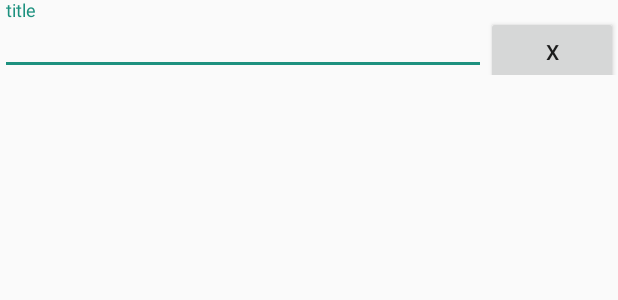
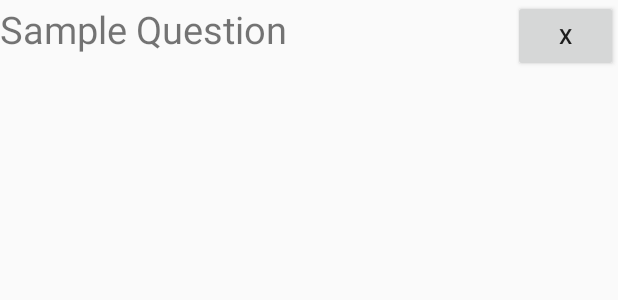
Before and after one commit to hitenjain88/Survey, an Android app: the layout field_checkbox.xml on its own in the app's theme, with its tools: preview values and no code run, on a phone screen of 412 x 824 dp. Shown: the top 300 px of the screen. Run offline under Robolectric (Android 15) with nearby library versions, the phone set to English and light mode, and no system bars.

Commit message:
Major Changes

```diff
--- a/app/src/main/AndroidManifest.xml
+++ b/app/src/main/AndroidManifest.xml
@@ -13,7 +13,8 @@
         android:supportsRtl="true"
         android:theme="@style/AppTheme"
         tools:ignore="GoogleAppIndexingWarning">
-        <activity android:name=".Radio_Button_Activity"></activity>
+        <activity android:name=".Check_Box_Activity"></activity>
+        <activity android:name=".Radio_Button_Activity" />
         <activity android:name=".Testing" />
         <activity android:name=".Edit_Text_Activity" />
         <activity android:name=".CreateForm" />
--- a/app/src/main/res/layout/field_checkbox.xml
+++ b/app/src/main/res/layout/field_checkbox.xml
@@ -2,27 +2,40 @@
 <LinearLayout xmlns:android="http://schemas.android.com/apk/res/android"
     android:layout_width="match_parent"
     android:layout_height="50dp"
-    android:id="@+id/linear_layout_edit_text"
-    android:orientation="horizontal"
-    android:layout_weight="1">
+    android:id="@+id/linear_layout_check_box"
+    android:orientation="vertical">
+
+    <LinearLayout
+        android:layout_width="match_parent"
+        android:layout_height="wrap_content"
+        android:orientation="horizontal"
+        android:layout_weight="1"
+        >
+
+        <TextView
+            android:layout_width="match_parent"
+            android:layout_height="wrap_content"
+            android:text="Sample Question"
+            android:textSize="25sp"
+            android:layout_weight="0.8"
+            android:id="@+id/field_check_text"/>
+
+        <Button
+            android:layout_width="wrap_content"
+            android:layout_height="wrap_content"
+            android:id="@+id/btn_remove"
+            android:layout_weight="0.2"
+            android:text="X"/>
+    </LinearLayout>
 
 
-    <android.support.design.widget.TextInputLayout
+    <LinearLayout
         android:layout_width="match_parent"
-        android:layout_height="match_parent"
-        android:layout_weight="0.8"
-        android:id="@+id/edittext">
+        android:layout_height="wrap_content"
+        android:id="@+id/field_check_linearlayout"
+        android:orientation="vertical">
 
-        <android.support.design.widget.TextInputEditText
-            android:layout_width="match_parent"
-            android:layout_height="wrap_content"
-            android:hint="title" />
-    </android.support.design.widget.TextInputLayout>
 
-    <Button
-        android:layout_width="wrap_content"
-        android:layout_height="wrap_content"
-        android:id="@+id/btn_remove"
-        android:text="X"/>
+    </LinearLayout>
 
 </LinearLayout>
```
Also changed, not shown: app/src/main/java/com/example/survey/Check_Box_Activity.java (added, +177 -0 lines), app/src/main/java/com/example/survey/CreateForm.java (+53 -0 lines), app/src/main/res/layout/activity_check__box_.xml (added, +87 -0 lines).
